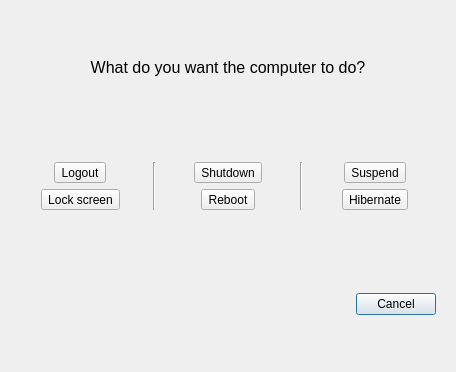
Old version of the form lxqt-leave/leavedialog.ui in the repository lubuntu-team/lxqt-session-packaging.
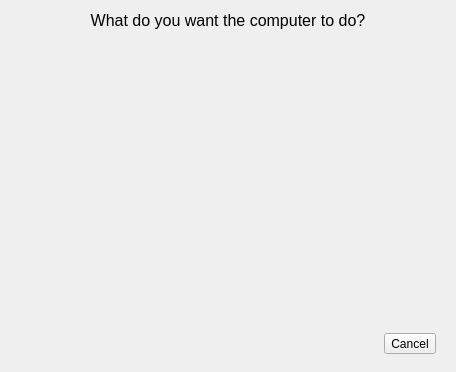
New version of the form. Icons and pictures are not drawn. Custom widgets are drawn as their Qt base class.

```diff
--- a/lxqt-leave/leavedialog.ui
+++ b/lxqt-leave/leavedialog.ui
@@ -20,7 +20,16 @@
    <string>Leave</string>
   </property>
   <layout class="QGridLayout" name="gridLayout_2">
-   <item row="2" column="0">
+   <property name="bottomMargin">
+    <number>9</number>
+   </property>
+   <property name="horizontalSpacing">
+    <number>0</number>
+   </property>
+   <property name="verticalSpacing">
+    <number>18</number>
+   </property>
+   <item row="3" column="0">
     <widget class="QWidget" name="widget_2" native="true">
      <layout class="QHBoxLayout" name="horizontalLayout">
       <item>
@@ -37,7 +46,7 @@
        </spacer>
       </item>
       <item>
-       <widget class="QPushButton" name="cancelButton">
+       <widget class="QToolButton" name="cancelButton">
         <property name="text">
          <string>Cancel</string>
         </property>
@@ -45,6 +54,9 @@
          <iconset theme="dialog-cancel">
           <normaloff>.</normaloff>.</iconset>
         </property>
+        <property name="toolButtonStyle">
+         <enum>Qt::ToolButtonTextBesideIcon</enum>
+        </property>
        </widget>
       </item>
      </layout>
@@ -67,176 +79,59 @@
     </widget>
    </item>
    <item row="1" column="0">
-    <widget class="QWidget" name="buttonsWidget" native="true">
-     <layout class="QGridLayout" name="gridLayout">
-      <property name="horizontalSpacing">
-       <number>12</number>
-      </property>
-      <item row="0" column="0">
-       <layout class="QVBoxLayout" name="verticalLayout_2">
-        <property name="spacing">
-         <number>6</number>
-        </property>
-        <item alignment="Qt::AlignHCenter">
-         <widget class="QToolButton" name="logoutButton">
-          <property name="sizePolicy">
-           <sizepolicy hsizetype="Fixed" vsizetype="Fixed">
-            <horstretch>0</horstretch>
-            <verstretch>0</verstretch>
-           </sizepolicy>
-          </property>
-          <property name="contextMenuPolicy">
-           <enum>Qt::NoContextMenu</enum>
-          </property>
-          <property name="text">
-           <string>Logout</string>
-          </property>
-          <property name="icon">
-           <iconset theme="system-log-out">
-            <normaloff>.</normaloff>.</iconset>
-          </property>
-          <property name="iconSize">
-           <size>
-            <width>64</width>
-            <height>64</height>
-           </size>
-          </property>
-          <property name="toolButtonStyle">
-           <enum>Qt::ToolButtonTextUnderIcon</enum>
-          </property>
-         </widget>
-        </item>
-        <item alignment="Qt::AlignHCenter">
-         <widget class="QToolButton" name="lockscreenButton">
-          <property name="text">
-           <string>Lock screen</string>
-          </property>
-          <property name="icon">
-           <iconset theme="system-lock-screen">
-            <normaloff>.</normaloff>.</iconset>
-          </property>
-          <property name="iconSize">
-           <size>
-            <width>64</width>
-            <height>64</height>
-           </size>
-          </property>
-          <property name="toolButtonStyle">
-           <enum>Qt::ToolButtonTextUnderIcon</enum>
-          </property>
-         </widget>
-        </item>
-       </layout>
-      </item>
-      <item row="0" column="4">
-       <layout class="QVBoxLayout" name="verticalLayout_4">
-        <property name="spacing">
-         <number>6</number>
-        </property>
-        <item alignment="Qt::AlignHCenter">
-         <widget class="QToolButton" name="suspendButton">
-          <property name="text">
-           <string>Suspend</string>
-          </property>
-          <property name="icon">
-           <iconset theme="system-suspend">
-            <normaloff>.</normaloff>.</iconset>
-          </property>
-          <property name="iconSize">
-           <size>
-            <width>64</width>
-            <height>64</height>
-           </size>
-          </property>
-          <property name="toolButtonStyle">
-           <enum>Qt::ToolButtonTextUnderIcon</enum>
-          </property>
-         </widget>
-        </item>
-        <item alignment="Qt::AlignHCenter">
-         <widget class="QToolButton" name="hibernateButton">
-          <property name="text">
-           <string>Hibernate</string>
-          </property>
-          <property name="icon">
-           <iconset theme="system-suspend-hibernate">
-            <normaloff>.</normaloff>.</iconset>
-          </property>
-          <property name="iconSize">
-           <size>
-            <width>64</width>
-            <height>64</height>
-           </size>
-          </property>
-          <property name="toolButtonStyle">
-           <enum>Qt::ToolButtonTextUnderIcon</enum>
-          </property>
-         </widget>
-        </item>
-       </layout>
-      </item>
-      <item row="0" column="2">
-       <layout class="QVBoxLayout" name="verticalLayout_3">
-        <property name="spacing">
-         <number>6</number>
-        </property>
-        <item alignment="Qt::AlignHCenter">
-         <widget class="QToolButton" name="shutdownButton">
-          <property name="text">
-           <string>Shutdown</string>
-          </property>
-          <property name="icon">
-           <iconset theme="system-shutdown">
-            <normaloff>.</normaloff>.</iconset>
-          </property>
-          <property name="iconSize">
-           <size>
-            <width>64</width>
-            <height>64</height>
-           </size>
-          </property>
-          <property name="toolButtonStyle">
-           <enum>Qt::ToolButtonTextUnderIcon</enum>
-          </property>
-         </widget>
-        </item>
-        <item alignment="Qt::AlignHCenter">
-         <widget class="QToolButton" name="rebootButton">
-          <property name="text">
-           <string>Reboot</string>
-          </property>
-          <property name="icon">
-           <iconset theme="system-reboot">
-            <normaloff>.</normaloff>.</iconset>
-          </property>
-          <property name="iconSize">
-           <size>
-            <width>64</width>
-            <height>64</height>
-           </size>
-          </property>
-          <property name="toolButtonStyle">
-           <enum>Qt::ToolButtonTextUnderIcon</enum>
-          </property>
-         </widget>
-        </item>
-       </layout>
-      </item>
-      <item row="0" column="1">
-       <widget class="Line" name="line">
-        <property name="orientation">
-         <enum>Qt::Vertical</enum>
-        </property>
-       </widget>
-      </item>
-      <item row="0" column="3">
-       <widget class="Line" name="line_2">
-        <property name="orientation">
-         <enum>Qt::Vertical</enum>
-        </property>
-       </widget>
-      </item>
-     </layout>
+    <widget class="ListWidget" name="listWidget">
+     <property name="contextMenuPolicy">
+      <enum>Qt::NoContextMenu</enum>
+     </property>
+     <property name="styleSheet">
+      <string notr="true">#listWidget { background-color: palette(window); }
+QAbstractItemView { activate-on-singleclick: 1; }</string>
+     </property>
+     <property name="frameShape">
+      <enum>QFrame::NoFrame</enum>
+     </property>
+     <property name="verticalScrollBarPolicy">
+      <enum>Qt::ScrollBarAlwaysOff</enum>
+     </property>
+     <property name="horizontalScrollBarPolicy">
+      <enum>Qt::ScrollBarAlwaysOff</enum>
+     </property>
+     <property name="sizeAdjustPolicy">
+      <enum>QAbstractScrollArea::AdjustToContents</enum>
+     </property>
+     <property name="autoScroll">
+      <bool>false</bool>
+     </property>
+     <property name="editTriggers">
+      <set>QAbstractItemView::NoEditTriggers</set>
+     </property>
+     <property name="tabKeyNavigation">
+      <bool>true</bool>
+     </property>
+     <property name="selectionMode">
+      <enum>QAbstractItemView::NoSelection</enum>
+     </property>
+     <property name="iconSize">
+      <size>
+       <width>64</width>
+       <height>64</height>
+      </size>
+     </property>
+     <property name="textElideMode">
+      <enum>Qt::ElideNone</enum>
+     </property>
+     <property name="flow">
+      <enum>QListView::LeftToRight</enum>
+     </property>
+     <property name="isWrapping" stdset="0">
+      <bool>true</bool>
+     </property>
+     <property name="spacing">
+      <number>7</number>
+     </property>
+     <property name="uniformItemSizes">
+      <bool>true</bool>
+     </property>
     </widget>
    </item>
   </layout>
@@ -244,15 +139,13 @@
   <zorder>buttonsWidget</zorder>
   <zorder>widget_2</zorder>
  </widget>
- <tabstops>
-  <tabstop>cancelButton</tabstop>
-  <tabstop>logoutButton</tabstop>
-  <tabstop>lockscreenButton</tabstop>
-  <tabstop>shutdownButton</tabstop>
-  <tabstop>rebootButton</tabstop>
-  <tabstop>suspendButton</tabstop>
-  <tabstop>hibernateButton</tabstop>
- </tabstops>
+ <customwidgets>
+  <customwidget>
+   <class>ListWidget</class>
+   <extends>QListWidget</extends>
+   <header>listwidget.h</header>
+  </customwidget>
+ </customwidgets>
  <resources/>
  <connections/>
 </ui>
```
Left out of the diff: 2 changed lines with no effect on the pictures.
